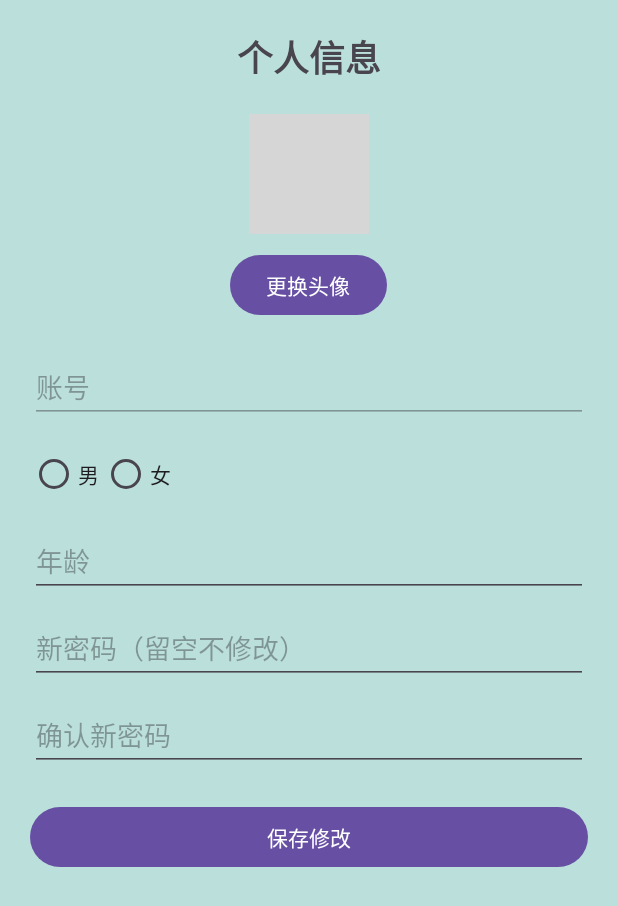
After one commit to TermInaL1111/znzdproject, an Android app: the fragment ProfileFragment placed in its activity, on a phone screen of 412 x 824 dp. The commit adds this screen. Shown: the top 906 px of the screen. Run offline under Robolectric (Android 15) with nearby library versions, the phone set to English and light mode, and no system bars; pictures from the network do not load; grey boxes are pictures that could not be loaded.

Commit message:
个人信息修改

```diff
--- /dev/null
+++ b/app/src/main/java/com/example/sb/ProfileFragment.java
@@ -0,0 +1,141 @@
+package com.example.sb;
+
+import android.net.Uri;
+import android.os.Bundle;
+import android.text.TextUtils;
+import android.widget.*;
+import androidx.annotation.NonNull;
+import androidx.annotation.Nullable;
+import androidx.fragment.app.Fragment;
+import android.view.LayoutInflater;
+import android.view.View;
+import android.view.ViewGroup;
+import android.content.Intent;
+import androidx.activity.result.ActivityResultLauncher;
+import androidx.activity.result.contract.ActivityResultContracts;
+
+import com.example.sb.model.GenericResponse;
+import com.example.sb.network.ApiClient;
+import com.example.sb.network.ApiService;
+
+import retrofit2.Call;
+import retrofit2.Callback;
+import retrofit2.Response;
+
+public class ProfileFragment extends Fragment {
+
+    private ImageView ivAvatar;
+    private Button btnChangeAvatar, btnSave;
+    private EditText etAccount, etAge, etNewPw, etConfirmPw;
+    private RadioGroup rgSex;
+    private RadioButton rbMale, rbFemale;
+
+    private Uri avatarUri;
+
+    private ApiService apiService;
+
+    @Nullable
+    @Override
+    public View onCreateView(@NonNull LayoutInflater inflater, @Nullable ViewGroup container, @Nullable Bundle savedInstanceState) {
+        View view = inflater.inflate(R.layout.fragment_profile, container, false);
+
+        ivAvatar = view.findViewById(R.id.ivAvatar);
+        btnChangeAvatar = view.findViewById(R.id.btnChangeAvatar);
+        btnSave = view.findViewById(R.id.btnSave);
+        etAccount = view.findViewById(R.id.etAccount);
+        etAge = view.findViewById(R.id.etAge);
+        etNewPw = view.findViewById(R.id.etNewPw);
+        etConfirmPw = view.findViewById(R.id.etConfirmPw);
+        rgSex = view.findViewById(R.id.rgSex);
+        rbMale = view.findViewById(R.id.rbMale);
+        rbFemale = view.findViewById(R.id.rbFemale);
+
+        apiService = ApiClient.getApi();
+
+        btnChangeAvatar.setOnClickListener(v -> pickAvatar());
+        btnSave.setOnClickListener(v -> saveProfile());
+
+        loadUser();
+
+        return view;
+    }
+
+    private void loadUser() {
+        String account = getContext().getSharedPreferences("prefs", 0)
+                .getString("currentaccount", null);
+        if (account == null) return;
+
+        apiService.getUser(account).enqueue(new Callback<UserResponse>() {
+            @Override
+            public void onResponse(Call<UserResponse> call, Response<UserResponse> response) {
+                if (response.isSuccessful() && response.body().code == 1) {
+                    UserResponse.Data data = response.body().data;
+                    etAccount.setText(data.account);
+                    etAge.setText(String.valueOf(data.age));
+                    if ("男".equals(data.sex)) rbMale.setChecked(true);
+                    else rbFemale.setChecked(true);
+                    // TODO: 使用 Glide/Picasso 加载头像
+                    // Glide.with(getContext()).load(BASE_URL + data.avatar).into(ivAvatar);
+                }
+            }
+
+            @Override
+            public void onFailure(Call<UserResponse> call, Throwable t) {
+                Toast.makeText(getContext(), "获取用户信息失败", Toast.LENGTH_SHORT).show();
+            }
+        });
+    }
+
+    private void pickAvatar() {
+        ActivityResultLauncher<String> launcher = registerForActivityResult(
+                new ActivityResultContracts.GetContent(),
+                uri -> {
+                    if (uri != null) {
+                        avatarUri = uri;
+                        ivAvatar.setImageURI(uri);
+                    }
+                });
+        launcher.launch("image/*");
+    }
+
+    private void saveProfile() {
+        String account = etAccount.getText().toString();
+        String sex = rbMale.isChecked() ? "男" : "女";
+        String ageStr = etAge.getText().toString();
+        String newPw = etNewPw.getText().toString();
+        String confirmPw = etConfirmPw.getText().toString();
+
+        if (!TextUtils.isEmpty(newPw) && !newPw.equals(confirmPw)) {
+            Toast.makeText(getContext(), "两次密码输入不一致", Toast.LENGTH_SHORT).show();
+            return;
+        }
+
+        int age;
+        try { age = Integer.parseInt(ageStr); } catch (NumberFormatException e) {
+            Toast.makeText(getContext(), "年龄必须为数字", Toast.LENGTH_SHORT).show();
+            return;
+        }
+
+        UpdateUserRequest req = new UpdateUserRequest(account, sex, age, TextUtils.isEmpty(newPw)? null : newPw);
+
+        apiService.updateUser(req).enqueue(new Callback<GenericResponse>() {
+            @Override
+            public void onResponse(Call<GenericResponse> call, Response<GenericResponse> response) {
+                if (response.isSuccessful() && response.body().code == 1) {
+                    Toast.makeText(getContext(), "修改成功", Toast.LENGTH_SHORT).show();
+                    etNewPw.setText("");
+                    etConfirmPw.setText("");
+                } else {
+                    Toast.makeText(getContext(), response.body().msg, Toast.LENGTH_SHORT).show();
+                }
+            }
+
+            @Override
+            public void onFailure(Call<GenericResponse> call, Throwable t) {
+                Toast.makeText(getContext(), "请求失败", Toast.LENGTH_SHORT).show();
+            }
+        });
+
+        // TODO: 如果 avatarUri != null，上传头像接口
+    }
+}
--- a/app/src/main/java/com/example/sb/network/ApiClient.java
+++ b/app/src/main/java/com/example/sb/network/ApiClient.java
@@ -3,6 +3,7 @@ package com.example.sb.network;
 import retrofit2.Retrofit;
 import retrofit2.converter.gson.GsonConverterFactory;
 
+//Retrofit 初始化
 public class ApiClient {
     private static Retrofit retrofit = null;
 
--- a/app/src/main/java/com/example/sb/network/ApiService.java
+++ b/app/src/main/java/com/example/sb/network/ApiService.java
@@ -4,14 +4,37 @@ import com.example.sb.model.GenericResponse;
 import com.example.sb.model.LoginRequest;
 import com.example.sb.model.RegisterRequest;
 
+import okhttp3.MultipartBody;
 import retrofit2.Call;
 import retrofit2.http.Body;
+import retrofit2.http.GET;
+import retrofit2.http.Multipart;
 import retrofit2.http.POST;
+import retrofit2.http.Part;
+import retrofit2.http.Query;
 
+
+//Retrofit 接口
 public interface ApiService {
     @POST("login")
     Call<GenericResponse> login(@Body LoginRequest request);
 
     @POST("register")
     Call<GenericResponse> register(@Body RegisterRequest request);
+    // 获取用户信息
+    @GET("getuser")
+    Call<UserResponse> getUser(@Query("account") String account);
+
+    // 更新用户信息
+    @POST("updateuser")
+    Call<GenericResponse> updateUser(@Body UpdateUserRequest request);
+
+    // 上传头像
+    @Multipart
+    @POST("uploadAvatar")
+    Call<GenericResponse> uploadAvatar(
+            @Part MultipartBody.Part file,
+            @Part("account") String account
+    );
+
 }
--- /dev/null
+++ b/app/src/main/res/layout/fragment_profile.xml
@@ -0,0 +1,96 @@
+<?xml version="1.0" encoding="utf-8"?>
+<ScrollView xmlns:android="http://schemas.android.com/apk/res/android"
+    android:layout_width="match_parent"
+    android:layout_height="match_parent"
+    android:padding="20dp"
+    android:background="#bbdfdb">
+
+    <LinearLayout
+        android:layout_width="match_parent"
+        android:layout_height="wrap_content"
+        android:orientation="vertical"
+        android:gravity="center_horizontal">
+
+        <TextView
+            android:id="@+id/tvTitle"
+            android:layout_width="wrap_content"
+            android:layout_height="wrap_content"
+            android:text="个人信息"
+            android:textSize="24sp"
+            android:textStyle="bold"
+            android:layout_marginBottom="20dp"/>
+
+        <!-- 头像 -->
+        <ImageView
+            android:id="@+id/ivAvatar"
+            android:layout_width="80dp"
+            android:layout_height="80dp"
+            android:scaleType="centerCrop"
+            android:layout_marginBottom="10dp"
+            android:src="@drawable/ic_launcher_background"
+            android:background="@drawable/avatar_border"/>
+
+        <Button
+            android:id="@+id/btnChangeAvatar"
+            android:layout_width="wrap_content"
+            android:layout_height="wrap_content"
+            android:text="更换头像"
+            android:layout_marginBottom="20dp"/>
+
+        <!-- 账号 -->
+        <EditText
+            android:id="@+id/etAccount"
+            android:layout_width="match_parent"
+            android:layout_height="wrap_content"
+            android:hint="账号"
+            android:enabled="false"
+            android:layout_marginBottom="10dp"/>
+
+        <!-- 性别 -->
+        <RadioGroup
+            android:id="@+id/rgSex"
+            android:layout_width="match_parent"
+            android:layout_height="wrap_content"
+            android:orientation="horizontal"
+            android:layout_marginBottom="10dp">
+            <RadioButton android:id="@+id/rbMale" android:text="男" android:layout_width="wrap_content" android:layout_height="wrap_content"/>
+            <RadioButton android:id="@+id/rbFemale" android:text="女" android:layout_width="wrap_content" android:layout_height="wrap_content"/>
+        </RadioGroup>
+
+        <!-- 年龄 -->
+        <EditText
+            android:id="@+id/etAge"
+            android:layout_width="match_parent"
+            android:layout_height="wrap_content"
+            android:hint="年龄"
+            android:inputType="number"
+            android:layout_marginBottom="10dp"/>
+
+        <!-- 新密码 -->
+        <EditText
+            android:id="@+id/etNewPw"
+            android:layout_width="match_parent"
+            android:layout_height="wrap_content"
+            android:hint="新密码（留空不修改）"
+            android:inputType="textPassword"
+            android:layout_marginBottom="10dp"/>
+
+        <!-- 确认密码 -->
+        <EditText
+            android:id="@+id/etConfirmPw"
+            android:layout_width="match_parent"
+            android:layout_height="wrap_content"
+            android:hint="确认新密码"
+            android:inputType="textPassword"
+            android:layout_marginBottom="20dp"/>
+
+        <Button
+            android:id="@+id/btnSave"
+            android:layout_width="match_parent"
+            android:layout_height="wrap_content"
+            android:text="保存修改"/>
+    </LinearLayout>
+
+</ScrollView>
+
+    <!--个人主页页面-->
```
Also changed, not shown: app/src/main/java/com/example/sb/LoginFragment.java (+65 -8 lines), app/src/main/java/com/example/sb/model/GetUserRequest.java (added, +9 -0 lines), app/src/main/java/com/example/sb/model/RegisterRequest.java (+7 -2 lines), app/src/main/java/com/example/sb/model/UpdateUserRequest.java (added, +15 -0 lines), app/src/main/java/com/example/sb/model/UserResponse.java (added, +15 -0 lines), app/src/main/res/layout/fragment_login.xml (+19 -6 lines).
